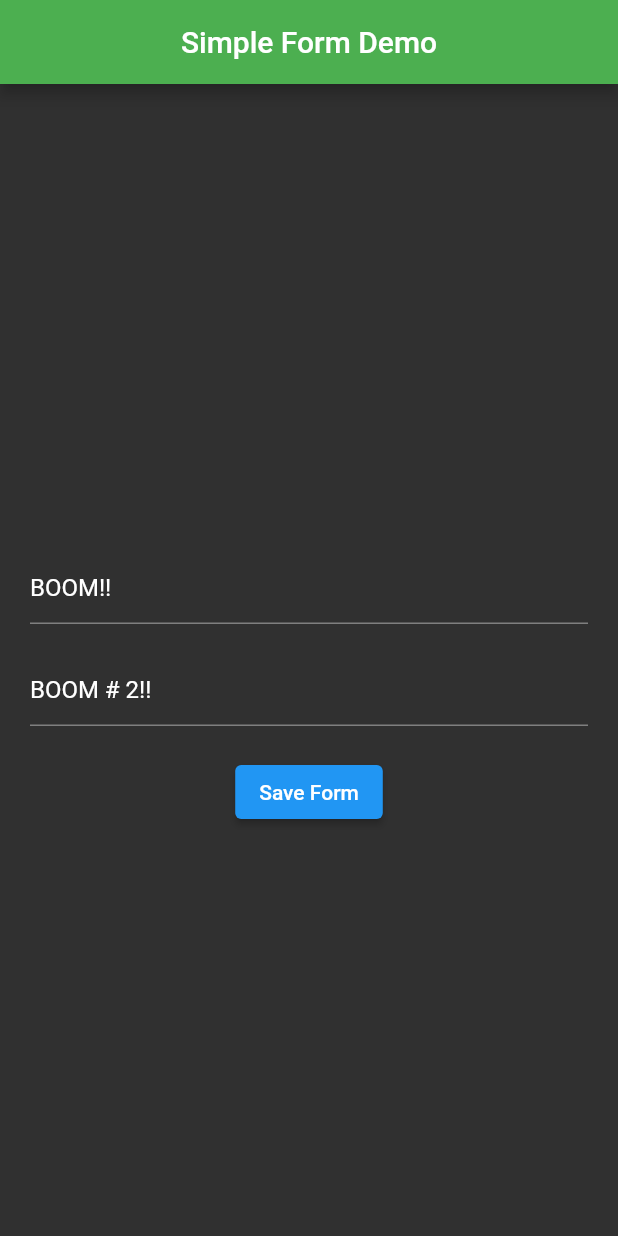
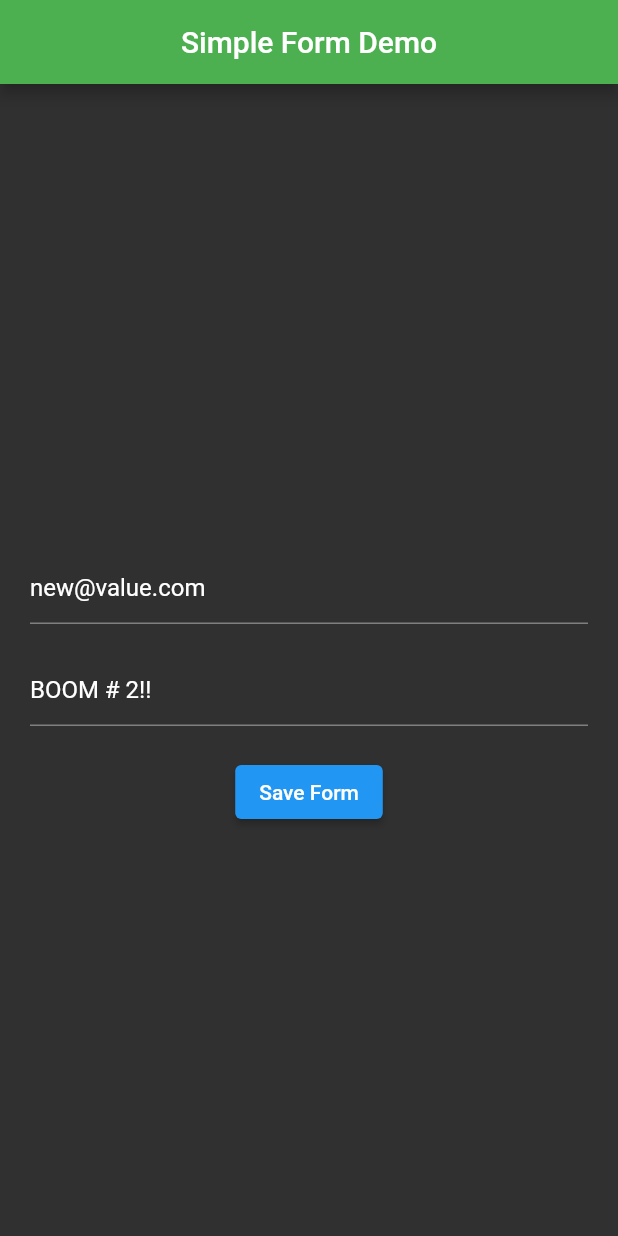
Before and after one commit to blakewood84/flutter-simple_forms, a Flutter app: the screen it shows after launch, on a phone screen of 412 x 824 dp. Run offline on Flutter 3.47's test engine with Material 2 defaults, Android fonts, the phone set to English and light mode, and no system bars; our stand-ins replace flutter_hooks.

Commit message:
updates to readme

```diff
--- a/lib/screens/home.dart
+++ b/lib/screens/home.dart
@@ -23,10 +23,11 @@ class _MyHomePageState extends State<MyHomePage> {
 
   Future<void> setDelayedValue() async {
     await Future.delayed(const Duration(seconds: 2)).then((value) {
-      _formState['email'] = 'BOOM!!';
+      _formState['email'] = 'BOOM!!'; // Widget will show changed value
+      _formState.updateFormOnly('email', 'new@value.com'); // Widget won't display this value
     });
     await Future.delayed(const Duration(seconds: 2)).then((value) {
-      _formState['password'] = 'BOOM # 2!!';
+      _formState['password'] = 'BOOM # 2!!'; // Only the FormInput with password as key will update
     });
   }
 
```
Also changed, not shown: images/4.png (added), 1 other file.
